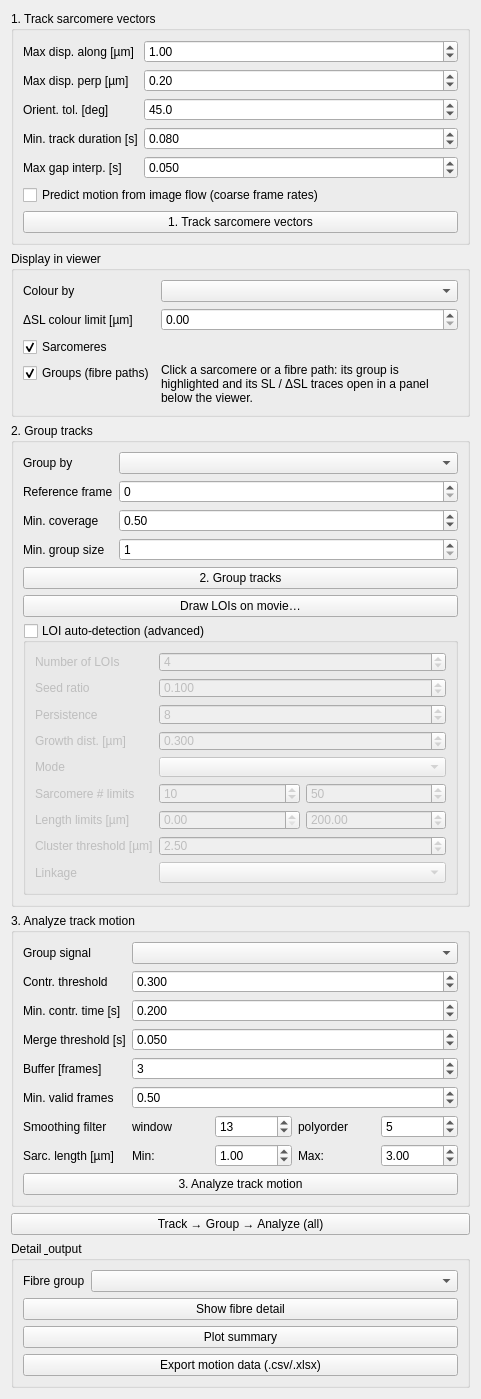
Old version of the form sarcasm_app/ui-files/parameters_motion_analysis.ui in the repository danihae/SarcAsM.
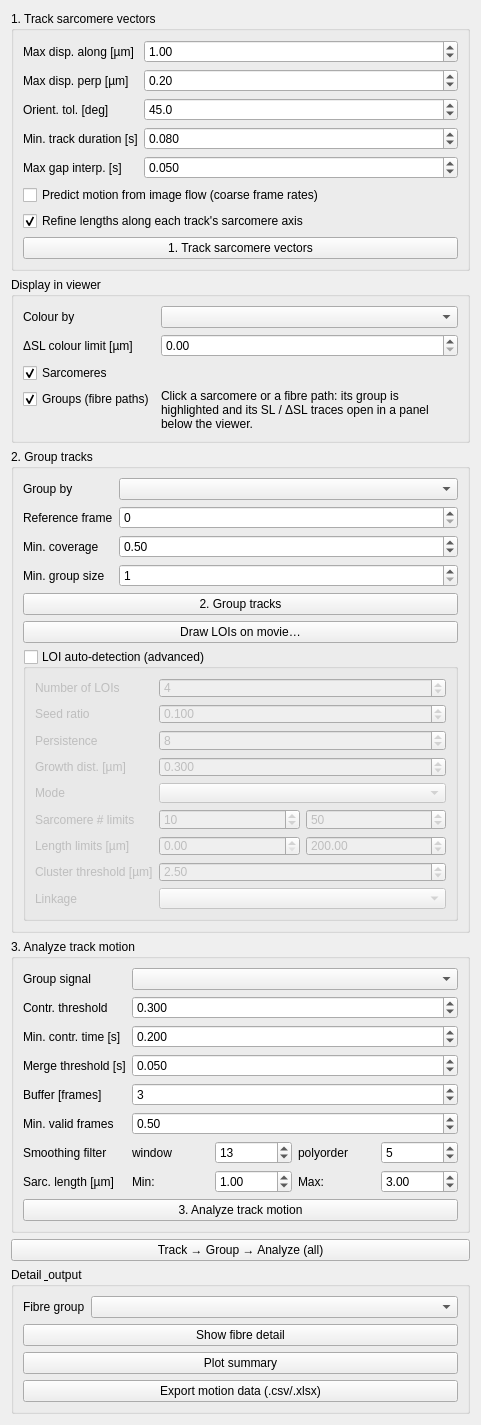
New version of the form.

Commit message:
feat(gui): tracking option to skip the length refinement
'Refine lengths along each track's sarcomere axis' (default on) maps to
track_sarcomere_vectors(refine_lengths=...), in the Motion tab and in batch.

Diff of the .ui file:
```diff
--- a/sarcasm_app/ui-files/parameters_motion_analysis.ui
+++ b/sarcasm_app/ui-files/parameters_motion_analysis.ui
@@ -173,6 +173,19 @@
        </widget>
       </item>
       <item row="6" column="0" colspan="2">
+       <widget class="QCheckBox" name="chk_track_refine_lengths">
+        <property name="toolTip">
+         <string>&lt;p&gt;After tracking, gives each track one sarcomere axis (the median of its detected orientations) and measures its length again along that axis in every frame; the track's position moves to the midpoint between its two Z-bands. Where Z-bands tilt during a contraction (neighbouring myofibrils shortening by different amounts), the spacing normal to them is shorter than along the sarcomere, so without this step shortening is overstated (about 10 % on a 61 frames/s movie) and lengths are noisier from frame to frame. Costs about 0.1 s per frame. Turn it off only for a quick first look. Default on.&lt;/p&gt;</string>
+        </property>
+        <property name="text">
+         <string>Refine lengths along each track's sarcomere axis</string>
+        </property>
+        <property name="checked">
+         <bool>true</bool>
+        </property>
+       </widget>
+      </item>
+      <item row="7" column="0" colspan="2">
        <widget class="QPushButton" name="btn_track_vectors">
         <property name="toolTip">
          <string>&lt;p&gt;Step 1. Links the sarcomere vectors from the Structure tab from frame to frame, so each tracked point gets its position, length and orientation over time. Needs a movie and sarcomere vectors in consecutive frames; if the structure analysis covered only part of the movie, you are asked whether to track just those frames. Replaces earlier tracks, so steps 2 and 3 must be run again. Shows the tracked sarcomeres as dots in the viewer. Takes seconds to minutes, depending on movie length and image size.&lt;/p&gt;</string>
```
The commit also changes 5 other files.
